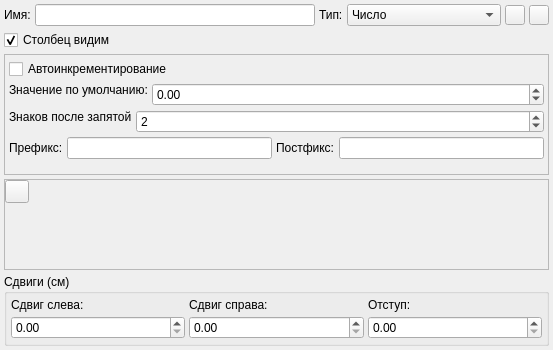
Before: the Qt Designer form src/main/columneditdialog.ui in Gris87/ProtocolCreator, drawn with Qt 5.
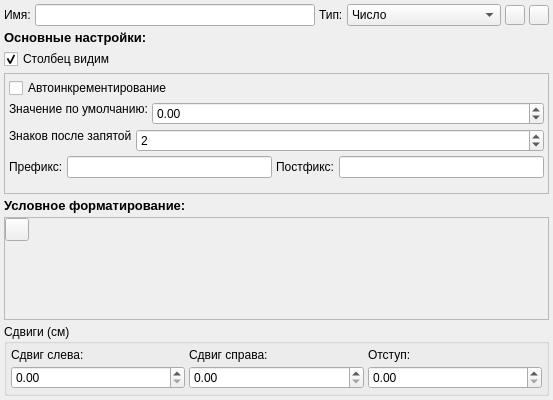
After: the same form once the commit is applied. Icons and pictures are not drawn.

Commit message: Conditional format. View

The edit to the form file:
```diff
--- a/src/main/columneditdialog.ui
+++ b/src/main/columneditdialog.ui
@@ -7,7 +7,7 @@
     <x>0</x>
     <y>0</y>
     <width>553</width>
-    <height>350</height>
+    <height>400</height>
    </rect>
   </property>
   <property name="windowTitle">
@@ -137,6 +137,20 @@
      </item>
     </layout>
    </item>
+   <item>
+    <widget class="QLabel" name="generalLabel">
+     <property name="font">
+      <font>
+       <pointsize>10</pointsize>
+       <weight>75</weight>
+       <bold>true</bold>
+      </font>
+     </property>
+     <property name="text">
+      <string>Основные настройки:</string>
+     </property>
+    </widget>
+   </item>
    <item>
     <widget class="QCheckBox" name="visibleCheckBox">
      <property name="text">
@@ -286,7 +300,7 @@
          <property name="sizeHint" stdset="0">
           <size>
            <width>20</width>
-           <height>40</height>
+           <height>0</height>
           </size>
          </property>
         </spacer>
@@ -731,6 +745,20 @@
      </widget>
     </widget>
    </item>
+   <item>
+    <widget class="QLabel" name="conditionalLabel">
+     <property name="font">
+      <font>
+       <pointsize>10</pointsize>
+       <weight>75</weight>
+       <bold>true</bold>
+      </font>
+     </property>
+     <property name="text">
+      <string>Условное форматирование:</string>
+     </property>
+    </widget>
+   </item>
    <item>
     <widget class="QScrollArea" name="scrollArea">
      <property name="widgetResizable">
@@ -742,7 +770,7 @@
         <x>0</x>
         <y>0</y>
         <width>543</width>
-        <height>104</height>
+        <height>114</height>
        </rect>
       </property>
       <layout class="QVBoxLayout" name="verticalLayout_11">
@@ -809,7 +837,7 @@
          <property name="sizeHint" stdset="0">
           <size>
            <width>20</width>
-           <height>113</height>
+           <height>0</height>
           </size>
          </property>
         </spacer>
```
The commit also changes 6 other files.
